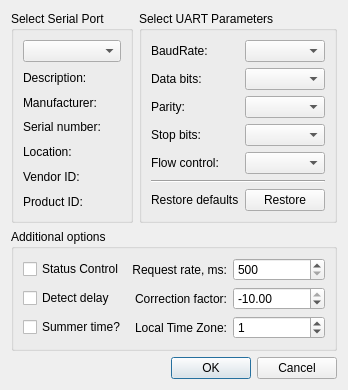
This is SynchroTimeApp/settingsdialog.ui in SergejBre/SynchroTime as Qt 5 draws it before an edit. The edited form follows.
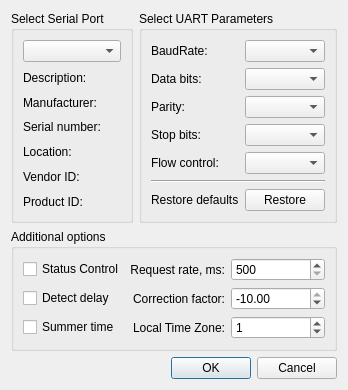
This is the edited form. Icons and pictures are not drawn.

Commit message: add translations to program settings

```diff
--- a/SynchroTimeApp/settingsdialog.ui
+++ b/SynchroTimeApp/settingsdialog.ui
@@ -109,7 +109,7 @@
       <item row="2" column="0">
        <widget class="QCheckBox" name="summerTimeCheckBox">
         <property name="text">
-         <string>Summer time?</string>
+         <string>Summer time</string>
         </property>
        </widget>
       </item>
```
Left out of the diff: 18 changed lines with no effect on the pictures. The commit also changes 2 other files.
